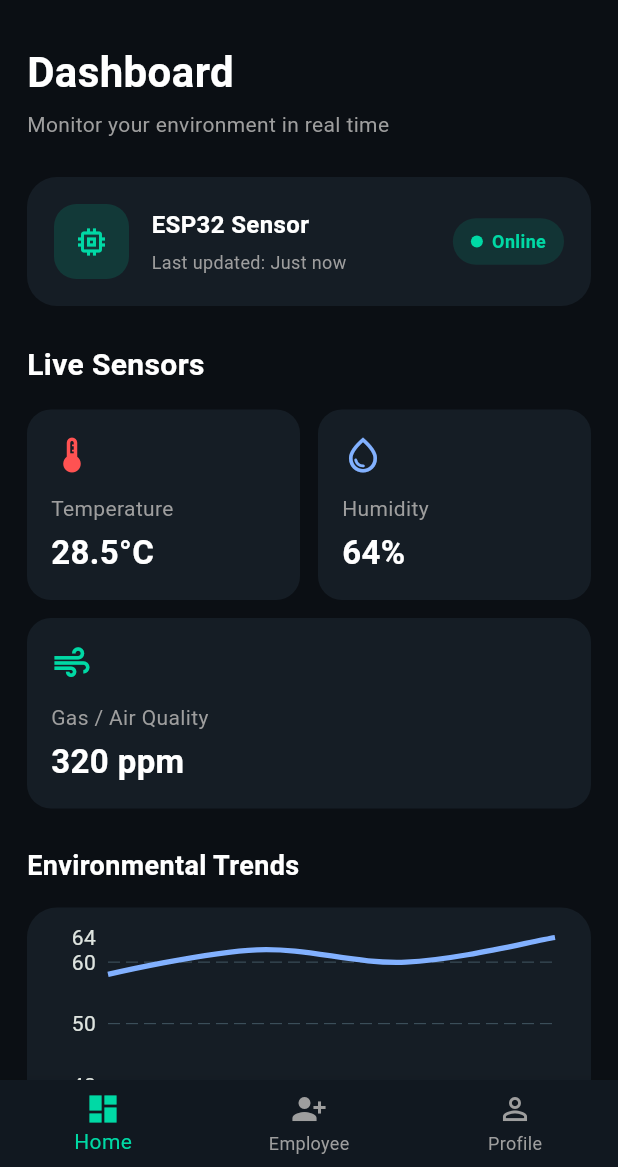
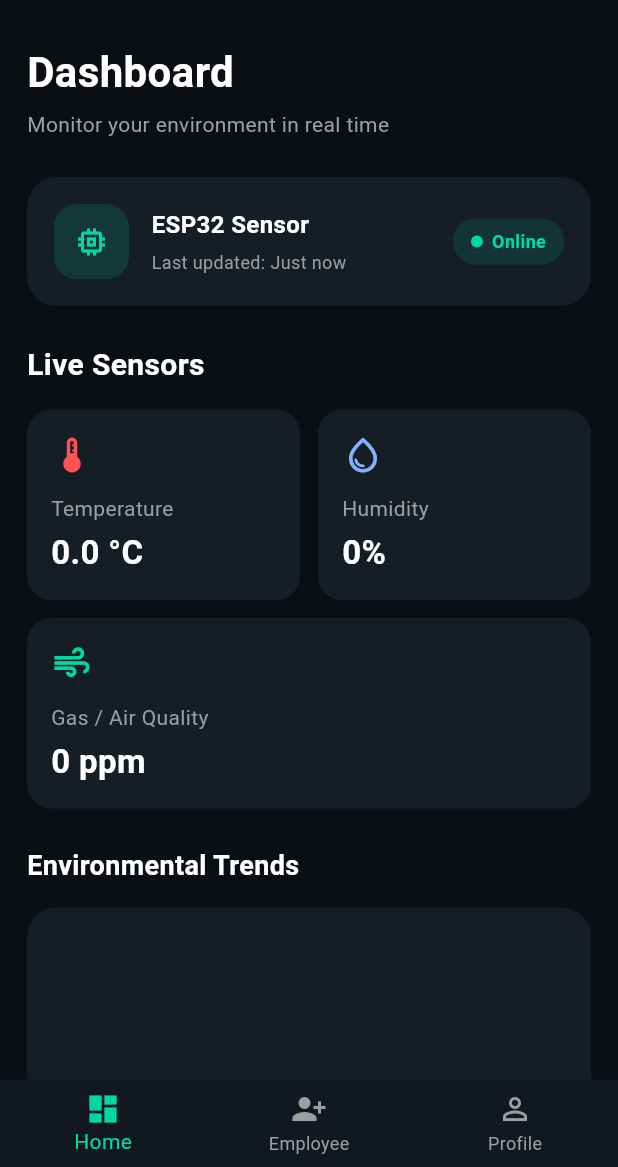
Before and after one commit to ahmedhamzarana/ClimateZone, a Flutter app: the MainNavigationScreen screen opened by its route, on a phone screen of 412 x 824 dp, the part 69-1236 px from its top. Run offline on Flutter 3.47's test engine with Material 3 defaults, Android fonts, the light colour scheme and no system bars; drawn by our look-alikes of fl_chart; our stand-ins replace firebase_auth, firebase_core, firebase_database, get, get_storage, image_picker; accounts and stored records are empty.

Commit message:
Show Data in Chart

```diff
--- a/lib/controllers/login_controller.dart
+++ b/lib/controllers/login_controller.dart
@@ -65,7 +65,6 @@ class LoginController extends GetxController {
       final user = credential.user;
 
       await _storage.write('email', user?.email ?? '');
-      print('Saved email: ${_storage.read('email')}');
 
       emailController.clear();
       passwordController.clear();
@@ -91,8 +90,7 @@ class LoginController extends GetxController {
           break;
 
         case 'wrong-password':
-        case 'invalid-credential':
-          message = 'Incorrect email or password.';
+          message = 'Incorrect password.';
           break;
 
         case 'invalid-email':
--- /dev/null
+++ b/lib/controllers/main_controller.dart
@@ -0,0 +1,23 @@
+import 'package:climatezone/screens/auth/profile_screen.dart';
+import 'package:climatezone/screens/employee_list_screen.dart';
+import 'package:climatezone/screens/home_screen.dart';
+import 'package:flutter/material.dart';
+import 'package:get/get.dart';
+
+class MainController extends GetxController {
+  // Reactive integer tracking the bottom navigation index
+  var currentIndex = 0.obs;
+
+  // Method to update index
+  void changeTab(int index) {
+    currentIndex.value = index;
+  }
+
+  final List<Widget> screens = [
+    const HomeScreen(),
+    const EmployeeListScreen(),
+    const ProfileScreen(),
+  ];
+
+
+}
--- a/lib/controllers/splash_controller.dart
+++ b/lib/controllers/splash_controller.dart
@@ -15,15 +15,11 @@ class SplashController extends GetxController {
 
     final String? email = _storage.read('email');
 
-    print('==========================');
-    print('SPLASH STORAGE EMAIL: $email');
-    print('==========================');
+
 
     if (email != null && email.isNotEmpty) {
-      print('USER FOUND → HOME');
       Get.offAllNamed('/home');
     } else {
-      print('USER NOT FOUND → LOGIN');
       Get.offAllNamed('/login');
     }
   }
--- a/lib/screens/home_screen.dart
+++ b/lib/screens/home_screen.dart
@@ -1,4 +1,6 @@
+import 'package:climatezone/controllers/home_controller.dart';
 import 'package:climatezone/utils/sensor_card.dart';
+import 'package:climatezone/utils/sensor_history_chart.dart';
 import 'package:flutter/material.dart';
 import 'package:get/get.dart';
 import 'package:fl_chart/fl_chart.dart';
@@ -8,10 +10,9 @@ class HomeScreen extends StatelessWidget {
 
   @override
   Widget build(BuildContext context) {
+    final HomeController controller = Get.put(HomeController());
     return Scaffold(
-      backgroundColor: const Color(
-        0xFF0B0F14,
-      ),
+      backgroundColor: const Color(0xFF0B0F14),
       appBar: AppBar(
         backgroundColor: Colors.transparent,
         elevation: 0,
@@ -143,37 +144,43 @@ class HomeScreen extends StatelessWidget {
             ),
             const SizedBox(height: 15),
 
-            // Using your newly created external SensorCard custom utility widget
-            Row(
+            Obx(
+              () => Row(
                 children: [
-                const Expanded(
+                  Expanded(
                     child: SensorCard(
                       icon: Icons.thermostat,
                       title: 'Temperature',
-                    value: '28.5°C',
-                    accentColor: Color(
-                      0xFFFF5252,
-                    ), // Styled unique color marker
+                      value:
+                          '${controller.temperature.value.toStringAsFixed(1)} °C',
+                      accentColor: const Color(0xFFFF5252),
                     ),
                   ),
+
                   const SizedBox(width: 12),
+
                   Expanded(
                     child: SensorCard(
                       icon: Icons.water_drop_outlined,
                       title: 'Humidity',
-                    value: '64%',
+                      value: '${controller.humidity.value.toStringAsFixed(0)}%',
                       accentColor: Colors.blueAccent.shade100,
                     ),
                   ),
                 ],
               ),
+            ),
+
             const SizedBox(height: 12),
-            const SensorCard(
+
+            Obx(
+              () => SensorCard(
                 icon: Icons.air,
                 title: 'Gas / Air Quality',
-              value: '320 ppm',
-              accentColor: Color(0xFF00D9A5),
+                value: '${controller.gasValue.value.toStringAsFixed(0)} ppm',
+                accentColor: const Color(0xFF00D9A5),
                 fullWidth: true,
+              ),
             ),
             const SizedBox(height: 25),
 
@@ -187,73 +194,8 @@ class HomeScreen extends StatelessWidget {
               ),
             ),
             const SizedBox(height: 15),
-            Container(
-              height: 220,
-              width: double.infinity,
-              padding: const EdgeInsets.fromLTRB(10, 20, 24, 10),
-              decoration: BoxDecoration(
-                color: const Color(0xFF151D25),
-                borderRadius: BorderRadius.circular(20),
-              ),
-              child: LineChart(
-                LineChartData(
-                  gridData: const FlGridData(
-                    show: true,
-                    drawVerticalLine: false,
-                  ),
-                  titlesData: const FlTitlesData(
-                    rightTitles: AxisTitles(
-                      sideTitles: SideTitles(showTitles: false),
-                    ),
-                    topTitles: AxisTitles(
-                      sideTitles: SideTitles(showTitles: false),
-                    ),
-                  ),
-                  borderData: FlBorderData(show: false),
-                  lineBarsData: [
-                    // Temperature Line (Red)
-                    LineChartBarData(
-                      spots: const [
-                        FlSpot(0, 25),
-                        FlSpot(3, 27),
-                        FlSpot(6, 26.5),
-                        FlSpot(9, 28.5),
-                      ],
-                      isCurved: true,
-                      barWidth: 3.5,
-                      color: const Color(0xFFFF5252),
-                      dotData: const FlDotData(show: false),
-                    ),
-                    // Humidity Line (Blue)
-                    LineChartBarData(
-                      spots: const [
-                        FlSpot(0, 58),
-                        FlSpot(3, 62),
-                        FlSpot(6, 60),
-                        FlSpot(9, 64),
-                      ],
-                      isCurved: true,
-                      barWidth: 3.5,
-                      color: Colors.blueAccent.shade100,
-                      dotData: const FlDotData(show: false),
-                    ),
-                    // Gas Line (Green)
-                    LineChartBarData(
-                      spots: const [
-                        FlSpot(0, 30),
-                        FlSpot(3, 35),
-                        FlSpot(6, 31),
-                        FlSpot(9, 32),
-                      ],
-                      isCurved: true,
-                      barWidth: 3.5,
-                      color: const Color(0xFF00D9A5),
-                      dotData: const FlDotData(show: false),
-                    ),
-                  ],
-                ),
-              ),
-            ),
+              const SensorHistoryChart(),
+
             const SizedBox(height: 25),
 
             // Fully Closed & Written System Status Card Component
--- a/lib/screens/main_navigation_screen.dart
+++ b/lib/screens/main_navigation_screen.dart
@@ -1,4 +1,4 @@
-import 'package:climatezone/controllers/home_controller.dart';
+import 'package:climatezone/controllers/main_controller.dart';
 import 'package:flutter/material.dart';
 import 'package:get/get.dart';
 
@@ -6,7 +6,7 @@ class MainNavigationScreen extends StatelessWidget {
   MainNavigationScreen({super.key});
 
   // Inject controller
-  final HomeController controller = Get.put(HomeController());
+  final MainController controller = Get.put(MainController());
 
   @override
   Widget build(BuildContext context) {
--- a/lib/utils/sensor_card.dart
+++ b/lib/utils/sensor_card.dart
@@ -12,7 +12,7 @@ class SensorCard extends StatelessWidget {
     required this.icon,
     required this.title,
     required this.value,
-    this.accentColor = const Color(0xFF00D9A5), // Default theme green
+    this.accentColor = const Color(0xFF00D9A5),
     this.fullWidth = false,
   });
 
@@ -28,10 +28,24 @@ class SensorCard extends StatelessWidget {
       child: Column(
         crossAxisAlignment: CrossAxisAlignment.start,
         children: [
-          Icon(icon, color: accentColor, size: 28),
+          Icon(
+            icon,
+            color: accentColor,
+            size: 28,
+          ),
+
           const SizedBox(height: 12),
-          Text(title, style: const TextStyle(color: Colors.grey, fontSize: 14)),
+
+          Text(
+            title,
+            style: const TextStyle(
+              color: Colors.grey,
+              fontSize: 14,
+            ),
+          ),
+
           const SizedBox(height: 4),
+
           Text(
             value,
             style: const TextStyle(
--- /dev/null
+++ b/lib/utils/sensor_history_chart.dart
@@ -0,0 +1,159 @@
+import 'package:climatezone/controllers/home_controller.dart';
+import 'package:fl_chart/fl_chart.dart';
+import 'package:flutter/material.dart';
+import 'package:get/get.dart';
+
+
+class SensorHistoryChart extends StatelessWidget {
+  const SensorHistoryChart({super.key});
+
+  @override
+  Widget build(BuildContext context) {
+    final HomeController controller = Get.find<HomeController>();
+
+    return Obx(() {
+      final history = controller.history;
+
+
+      final temperatureSpots = <FlSpot>[];
+      final humiditySpots = <FlSpot>[];
+      final gasSpots = <FlSpot>[];
+
+      for (int i = 0; i < history.length; i++) {
+        final item = history[i];
+
+        temperatureSpots.add(
+          FlSpot(
+            i.toDouble(),
+            (item['temperature'] as num).toDouble(),
+          ),
+        );
+
+        humiditySpots.add(
+          FlSpot(
+            i.toDouble(),
+            (item['humidity'] as num).toDouble(),
+          ),
+        );
+
+        gasSpots.add(
+          FlSpot(
+            i.toDouble(),
+            (item['gasValue'] as num).toDouble(),
+          ),
+        );
+      }
+
+      // Add CURRENT realtime value as the latest point.
+      final currentX = history.length.toDouble();
+
+      temperatureSpots.add(
+        FlSpot(
+          currentX,
+          controller.temperature.value,
+        ),
+      );
+
+      humiditySpots.add(
+        FlSpot(
+          currentX,
+          controller.humidity.value,
+        ),
+      );
+
+      gasSpots.add(
+        FlSpot(
+          currentX,
+          controller.gasValue.value,
+        ),
+      );
+
+      return Container(
+        height: 220,
+        width: double.infinity,
+        padding: const EdgeInsets.fromLTRB(
+          10,
+          20,
+          24,
+          10,
+        ),
+        decoration: BoxDecoration(
+          color: const Color(0xFF151D25),
+          borderRadius: BorderRadius.circular(20),
+        ),
+        child: LineChart(
+          LineChartData(
+            minX: 0,
+            maxX: currentX,
+
+            gridData: const FlGridData(
+              show: true,
+              drawVerticalLine: false,
+            ),
+
+            titlesData: const FlTitlesData(
+              rightTitles: AxisTitles(
+                sideTitles: SideTitles(
+                  showTitles: false,
+                ),
+              ),
+              topTitles: AxisTitles(
+                sideTitles: SideTitles(
+                  showTitles: false,
+                ),
+              ),
+            ),
+
+            borderData: FlBorderData(
+              show: false,
+            ),
+
+            lineBarsData: [
+              // =========================
+              // TEMPERATURE
+              // =========================
+
+              LineChartBarData(
+                spots: temperatureSpots,
+                isCurved: true,
+                barWidth: 3.5,
+                color: const Color(0xFFFF5252),
+                dotData: const FlDotData(
+                  show: false,
+                ),
+              ),
+
+              // =========================
+              // HUMIDITY
+              // =========================
+
+              LineChartBarData(
+                spots: humiditySpots,
+                isCurved: true,
+                barWidth: 3.5,
+                color: Colors.blueAccent,
+                dotData: const FlDotData(
+                  show: false,
+                ),
+              ),
+
+              // =========================
+              // GAS
+              // =========================
+
+              LineChartBarData(
+                spots: gasSpots,
+                isCurved: true,
+                barWidth: 3.5,
+                color: const Color(0xFF00D9A5),
+                dotData: const FlDotData(
+                  show: false,
+                ),
+              ),
+            ],
+          ),
+        ),
+      );
+    });
+  }
+}
--- a/pubspec.yaml
+++ b/pubspec.yaml
@@ -40,6 +40,7 @@ dependencies:
   firebase_core: ^4.13.0
   firebase_auth: ^6.5.7
   get_storage: ^2.1.1
+  firebase_database: ^12.4.7
 
 dev_dependencies:
   flutter_test:
```
Also changed, not shown: lib/controllers/home_controller.dart (+105 -15 lines), lib/utils/chart.dart (deleted, +0 -10 lines), firebase.json, lib/firebase_options.dart, pubspec.lock, 4 other files. Lines whose indentation alone changed are shown as unchanged.
